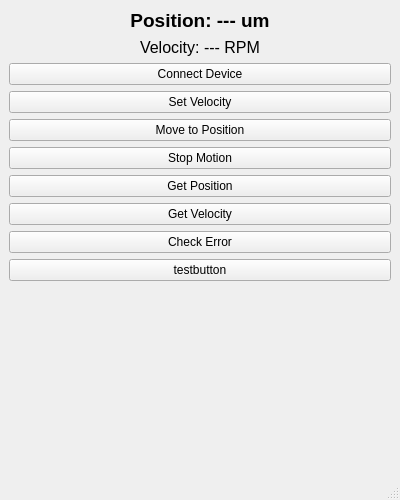
Before: the Qt Designer form mainwindow.ui in Qininining/AutoFocus, drawn with Qt 5.
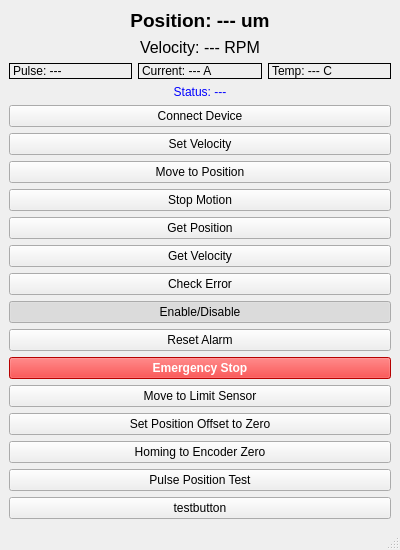
After: the same form once the commit is applied.

Patch:
```diff
--- a/mainwindow.ui
+++ b/mainwindow.ui
@@ -41,6 +41,53 @@
       </property>
      </widget>
     </item>
+    <item>
+     <layout class="QHBoxLayout" name="horizontalLayout_Info">
+      <item>
+       <widget class="QLabel" name="lblPulse">
+        <property name="text">
+         <string>Pulse: ---</string>
+        </property>
+        <property name="frameShape">
+         <enum>QFrame::Box</enum>
+        </property>
+       </widget>
+      </item>
+      <item>
+       <widget class="QLabel" name="lblCurrent">
+        <property name="text">
+         <string>Current: --- A</string>
+        </property>
+        <property name="frameShape">
+         <enum>QFrame::Box</enum>
+        </property>
+       </widget>
+      </item>
+      <item>
+       <widget class="QLabel" name="lblTemp">
+        <property name="text">
+         <string>Temp: --- C</string>
+        </property>
+        <property name="frameShape">
+         <enum>QFrame::Box</enum>
+        </property>
+       </widget>
+      </item>
+     </layout>
+    </item>
+    <item>
+     <widget class="QLabel" name="lblStatusInfo">
+      <property name="text">
+       <string>Status: ---</string>
+      </property>
+      <property name="alignment">
+       <set>Qt::AlignCenter</set>
+      </property>
+      <property name="styleSheet">
+       <string>color: blue;</string>
+      </property>
+     </widget>
+    </item>
     <item>
      <widget class="QPushButton" name="btnConnect">
       <property name="text">
@@ -90,6 +137,64 @@
       </property>
      </widget>
     </item>
+    <item>
+     <widget class="QPushButton" name="btnEnable">
+      <property name="text">
+       <string>Enable/Disable</string>
+      </property>
+      <property name="checkable">
+       <bool>true</bool>
+      </property>
+      <property name="checked">
+       <bool>true</bool>
+      </property>
+     </widget>
+    </item>
+    <item>
+     <widget class="QPushButton" name="btnResetAlarm">
+      <property name="text">
+       <string>Reset Alarm</string>
+      </property>
+     </widget>
+    </item>
+    <item>
+     <widget class="QPushButton" name="btnEmergencyStop">
+      <property name="text">
+       <string>Emergency Stop</string>
+      </property>
+      <property name="styleSheet">
+       <string>background-color: red; color: white; font-weight: bold;</string>
+      </property>
+     </widget>
+    </item>
+    <item>
+     <widget class="QPushButton" name="btnMoveToLimit">
+      <property name="text">
+       <string>Move to Limit Sensor</string>
+      </property>
+     </widget>
+    </item>
+    <item>
+     <widget class="QPushButton" name="btnSetZeroOffset">
+      <property name="text">
+       <string>Set Position Offset to Zero</string>
+      </property>
+     </widget>
+    </item>
+    <item>
+     <widget class="QPushButton" name="btnHoming">
+      <property name="text">
+       <string>Homing to Encoder Zero</string>
+      </property>
+     </widget>
+    </item>
+    <item>
+     <widget class="QPushButton" name="btnPulsePos">
+      <property name="text">
+       <string>Pulse Position Test</string>
+      </property>
+     </widget>
+    </item>
     <item>
      <widget class="QPushButton" name="testbutton">
       <property name="text">
```
